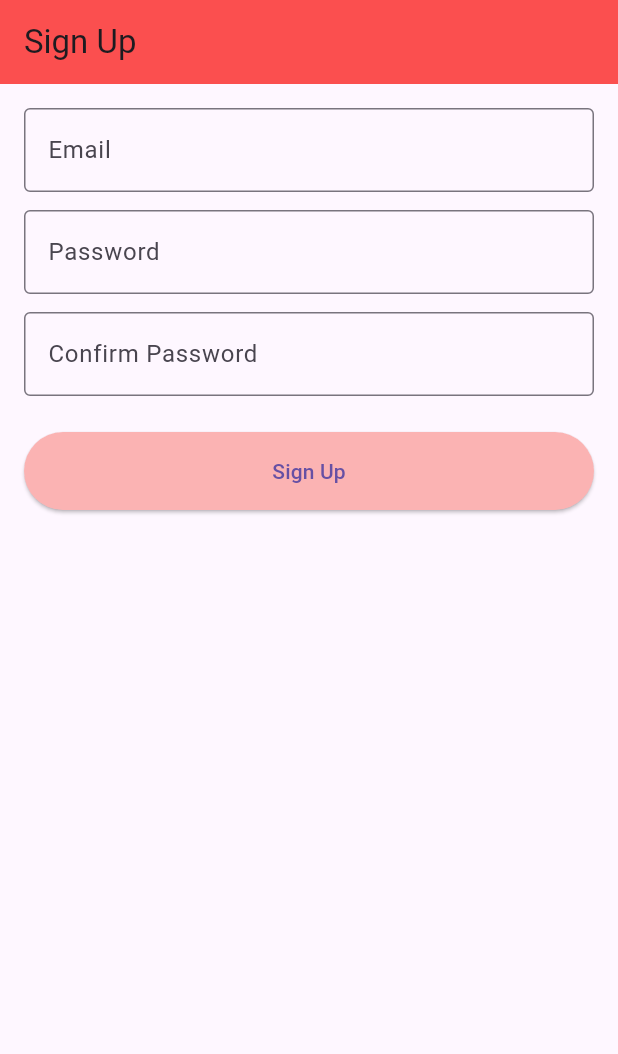
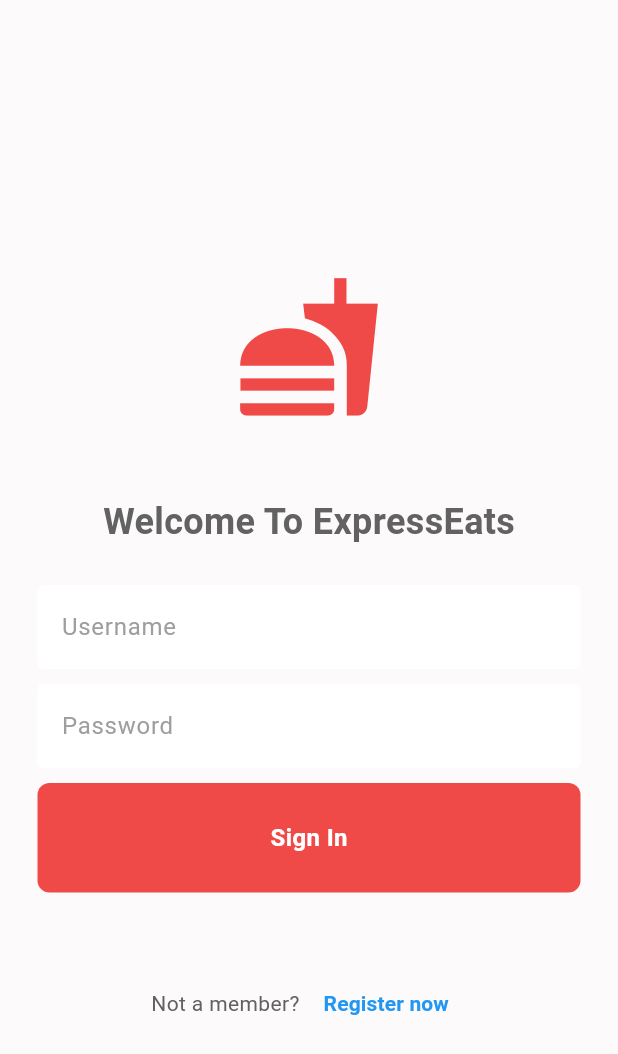
Before and after one commit to MTuffaha/project2, a Flutter app: the screen it shows after launch, on a phone screen of 412 x 824 dp. Shown: the top 1054 px of the screen. Run offline on Flutter 3.47's test engine with Material 3 defaults, Android fonts, the phone set to English and light mode, and no system bars; our stand-ins replace cloud_firestore, firebase_auth, firebase_core; accounts and stored records are empty.

Commit message:
Integrated login sceen and made profile screen

```diff
--- /dev/null
+++ b/mobdevproj2/lib/components/my_button.dart
@@ -0,0 +1,32 @@
+import 'package:flutter/material.dart';
+
+class MyButton extends StatelessWidget {
+
+  final Function()? onTap;
+  const MyButton({super.key, required this.onTap});
+
+  @override
+  Widget build(BuildContext context) {
+    return GestureDetector(
+      onTap: onTap,
+    child: Container(
+      padding: const EdgeInsets.all(25),
+      margin: const EdgeInsets.symmetric(horizontal: 25),
+      decoration: BoxDecoration(
+        color: Color.fromARGB(248, 239, 69, 66),
+        borderRadius: BorderRadius.circular(8),
+      ),
+      child: const Center(
+        child: Text(
+          'Sign In',
+          style: TextStyle(
+            color: Colors.white,
+            fontWeight: FontWeight.bold,
+            fontSize: 16,
+            ),
+          ),
+        ),
+      ),
+    );
+  }
+}
--- /dev/null
+++ b/mobdevproj2/lib/components/my_textfield.dart
@@ -0,0 +1,37 @@
+import 'package:flutter/material.dart';
+
+class MyTextField extends StatelessWidget {
+  final dynamic controller;
+  final String hintText;
+  final bool obscureText;
+
+  const MyTextField({
+    super.key,
+    required this.controller,
+    required this.hintText,
+    required this.obscureText,
+    });
+
+  @override
+  Widget build(BuildContext context) {
+    return Padding(
+                padding: const EdgeInsets.symmetric(horizontal: 25.0),
+                child: TextField(
+                  controller: controller,
+                  obscureText: obscureText,
+                  decoration: InputDecoration(
+                    enabledBorder: const OutlineInputBorder(
+                      borderSide: BorderSide(color: Colors.white),
+                    ),
+                    focusedBorder: const OutlineInputBorder(
+                      borderSide: BorderSide(color: Colors.white),
+                    ),
+                    fillColor: Colors.white,
+                    filled: true,
+                    hintText: hintText,
+                    hintStyle: TextStyle(color: Colors.grey[500]),
+                  ),
+                ),
+              );
+  }
+}
--- a/mobdevproj2/lib/login_page.dart
+++ b/mobdevproj2/lib/login_page.dart
@@ -0,0 +1,136 @@
+import 'components/my_button.dart';
+import 'components/my_textfield.dart';
+import 'package:flutter/material.dart';
+import 'signup_page.dart';
+import 'package:firebase_auth/firebase_auth.dart';
+import 'package:cloud_firestore/cloud_firestore.dart';
+import 'profile.dart';
+
+class LoginPage extends StatelessWidget {
+  LoginPage({Key? key});
+
+  // text editing controllers
+  final TextEditingController usernameController = TextEditingController();
+  final TextEditingController passwordController = TextEditingController();
+
+  // sign user in method
+  Future<void> signUserIn(BuildContext context) async {
+    try {
+      UserCredential userCredential = await FirebaseAuth.instance
+          .signInWithEmailAndPassword(
+        email: usernameController.text.trim(),
+        password: passwordController.text.trim(),
+      );
+
+      // User successfully signed in
+      print('User ID: ${userCredential.user!.uid}');
+
+      // Navigate to the ProfileScreen after successful sign-in
+      Navigator.of(context).pushReplacement(
+        MaterialPageRoute(
+          builder: (context) => ProfilePage(),
+        ),
+      );
+
+    } on FirebaseAuthException catch (e) {
+      if (e.code == 'user-not-found') {
+        print('No user found for that email.');
+      } else if (e.code == 'wrong-password') {
+        print('Wrong password provided.');
+      } else {
+        print('Error: ${e.message}');
+      }
+    } catch (e) {
+      print('Error: $e');
+    }
+  }
+
+  @override
+  Widget build(BuildContext context) {
+    return Scaffold(
+      backgroundColor: const Color.fromARGB(255, 252, 250, 250),
+      body: SafeArea(
+        child: Center(
+          child: Column(
+            mainAxisAlignment: MainAxisAlignment.center,
+            children: [
+              const SizedBox(height: 50),
+              // logo
+              const Icon(
+                Icons.fastfood,
+                size: 100,
+                color: Color.fromARGB(248, 239, 69, 66),
+              ),
+
+              const SizedBox(height: 50),
+
+              // welcome back, login here
+              const Text(
+                'Welcome To ExpressEats',
+                style: TextStyle(
+                  color: Color.fromARGB(255, 98, 98, 98),
+                  fontSize: 24,
+                  fontWeight: FontWeight.bold,
+                ),
+              ),
+
+              const SizedBox(height: 25),
+
+              // username texfield
+              MyTextField(
+                controller: usernameController,
+                hintText: 'Username',
+                obscureText: false,
+              ),
+
+              const SizedBox(height: 10),
+
+              // password textfield
+              MyTextField(
+                controller: passwordController,
+                hintText: 'Password',
+                obscureText: true,
+              ),
+
+              const SizedBox(height: 10),
+
+              // Sign in Button
+              MyButton(
+                onTap: () => signUserIn(context),
+              ),
+
+              const SizedBox(height: 50),
+
+              // New user? Sign up now.
+              Row(
+                mainAxisAlignment: MainAxisAlignment.center,
+                children: [
+                  Text(
+                    'Not a member?',
+                    style: TextStyle(color: Color.fromARGB(255, 97, 97, 97)),
+                  ),
+                  SizedBox(width: 4),
+                  TextButton(
+                    onPressed: () {
+                      Navigator.push(
+                        context,
+                        MaterialPageRoute(builder: (context) => SignUpPage()),
+                      );
+                    },
+                    child: Text(
+                      'Register now',
+                      style: TextStyle(
+                        color: Colors.blue,
+                        fontWeight: FontWeight.bold,
+                      ),
+                    ),
+                  ),
+                ],
+              )
+            ],
+          ),
+        ),
+      ),
+    );
+  }
+}
--- a/mobdevproj2/lib/main.dart
+++ b/mobdevproj2/lib/main.dart
@@ -1,6 +1,8 @@
 import 'package:flutter/material.dart';
 import 'package:firebase_core/firebase_core.dart';
 import 'signup_page.dart';
+import 'profile.dart'; // Import your ProfileScreen file here
+import 'login_page.dart';
 import 'firebase_options.dart';
 
 void main() async {
@@ -21,7 +23,7 @@
       theme: ThemeData(
 
       ),
-      home: SignUpPage(), // signup page as home temporarily
+      home: LoginPage(), // signup page as home temporarily
     );
   }
 }
--- a/mobdevproj2/pubspec.yaml
+++ b/mobdevproj2/pubspec.yaml
@@ -37,6 +37,7 @@ dependencies:
   cupertino_icons: ^1.0.2
   firebase_auth: ^4.15.1
   firebase_core: ^2.24.1
+  cloud_firestore: ^4.13.4
 
 dev_dependencies:
   flutter_test:
```
Also changed, not shown: mobdevproj2/lib/profile.dart (added, +164 -0 lines), mobdevproj2/lib/signup_page.dart (+15 -0 lines), mobdevproj2/pubspec.lock, 4 other files.
